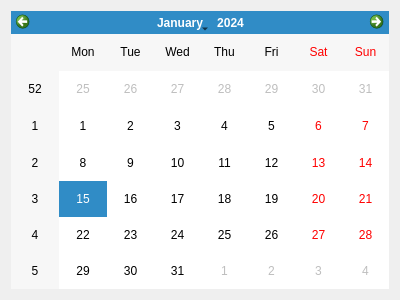
Qt form ui/calendar.ui (Younger-Chan/everyday) before a commit.
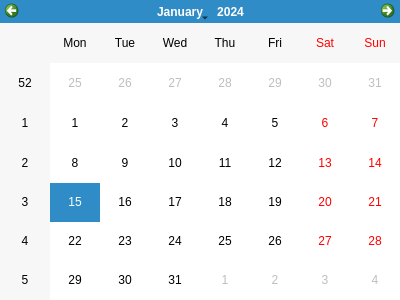
The same form after that commit.

The edit to the form file:
```diff
--- a/ui/calendar.ui
+++ b/ui/calendar.ui
@@ -17,6 +17,18 @@
    <string notr="true"/>
   </property>
   <layout class="QVBoxLayout" name="verticalLayout">
+   <property name="leftMargin">
+    <number>0</number>
+   </property>
+   <property name="topMargin">
+    <number>0</number>
+   </property>
+   <property name="rightMargin">
+    <number>0</number>
+   </property>
+   <property name="bottomMargin">
+    <number>0</number>
+   </property>
    <item>
     <widget class="QCalendarWidget" name="calendarWidget">
      <property name="styleSheet">
```
